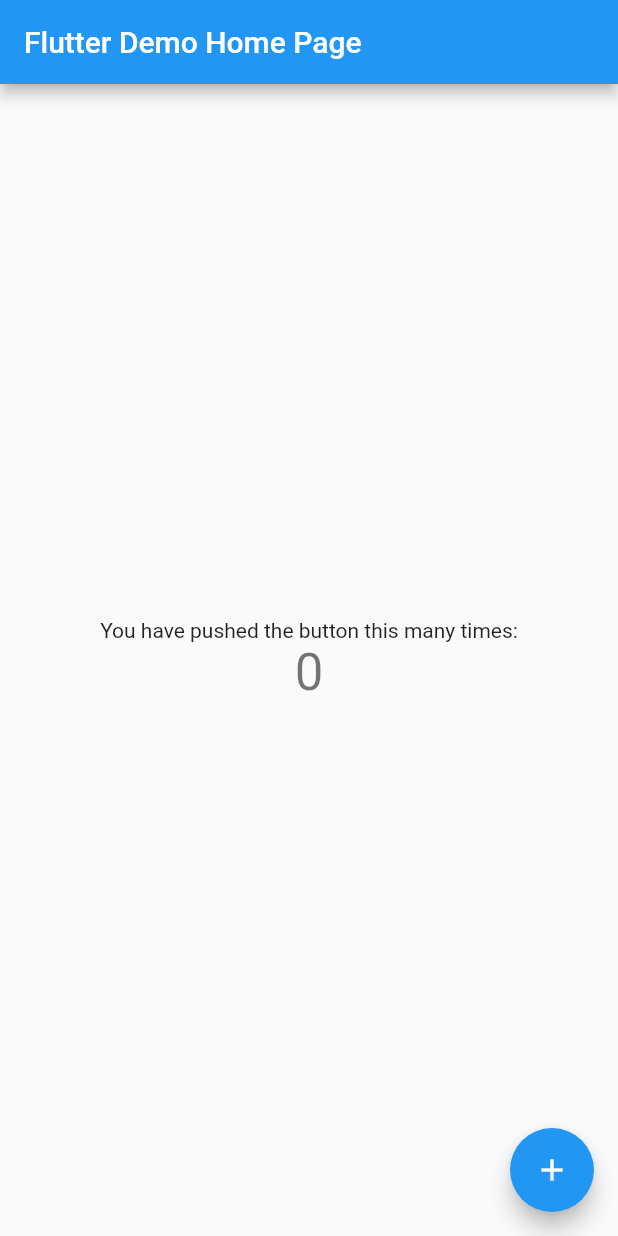
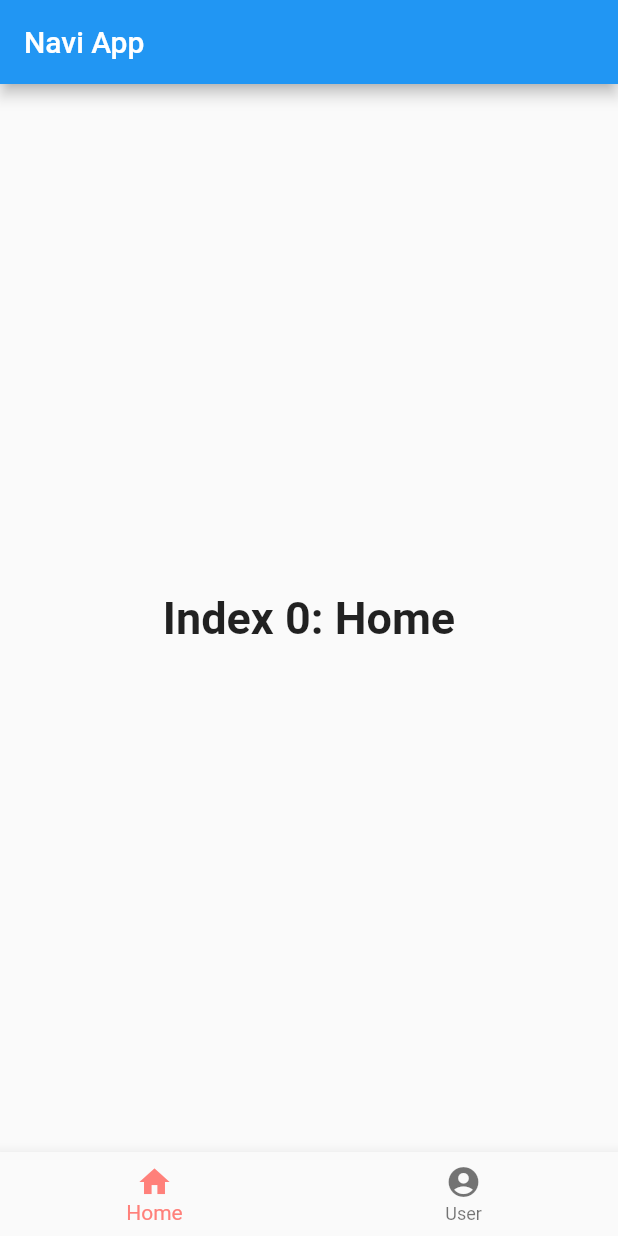
Before and after one commit to 2022-solution-challenge/PDG-fe-study-sy, a Flutter app: the screen it shows after launch, on a phone screen of 412 x 824 dp. Run offline on Flutter 3.47's test engine with Material 2 defaults, Android fonts, the phone set to English and light mode, and no system bars.

Commit message:
Add : navigator bar

```diff
--- /dev/null
+++ b/dart_tutorial/dart_tutorial_001/analysis_options.yaml
@@ -0,0 +1,30 @@
+# This file configures the static analysis results for your project (errors,
+# warnings, and lints).
+#
+# This enables the 'recommended' set of lints from `package:lints`.
+# This set helps identify many issues that may lead to problems when running
+# or consuming Dart code, and enforces writing Dart using a single, idiomatic
+# style and format.
+#
+# If you want a smaller set of lints you can change this to specify
+# 'package:lints/core.yaml'. These are just the most critical lints
+# (the recommended set includes the core lints).
+# The core lints are also what is used by pub.dev for scoring packages.
+
+include: package:lints/recommended.yaml
+
+# Uncomment the following section to specify additional rules.
+
+# linter:
+#   rules:
+#     - camel_case_types
+
+# analyzer:
+#   exclude:
+#     - path/to/excluded/files/**
+
+# For more information about the core and recommended set of lints, see
+# https://dart.dev/go/core-lints
+
+# For additional information about configuring this file, see
+# https://dart.dev/guides/language/analysis-options
--- /dev/null
+++ b/dart_tutorial/dart_tutorial_001/bin/dart_tutorial_001.dart
@@ -0,0 +1,9 @@
+import 'package:dart_tutorial_001/dart_tutorial_001.dart' as dart_tutorial_001;
+import 'dart:io';
+
+void main() {
+  stdout.writeln('What is yout name : ? ');
+  String? name = stdin.readLineSync();
+
+  print('Hello ' + '${name}');
+}
--- /dev/null
+++ b/dart_tutorial/dart_tutorial_001/lib/dart_tutorial_001.dart
@@ -0,0 +1,3 @@
+int calculate() {
+  return 6 * 7;
+}
--- a/flutter_test_app/lib/main.dart
+++ b/flutter_test_app/lib/main.dart
@@ -1,115 +1,73 @@
 import 'package:flutter/material.dart';
 
-void main() {
-  runApp(const MyApp());
-}
+void main() => runApp(const MyApp());
 
 class MyApp extends StatelessWidget {
   const MyApp({Key? key}) : super(key: key);
 
-  // This widget is the root of your application.
+  static const String _title = 'Flutter Code Sample';
+
   @override
   Widget build(BuildContext context) {
-    return MaterialApp(
-      title: 'Flutter Demo',
-      theme: ThemeData(
-        // This is the theme of your application.
-        //
-        // Try running your application with "flutter run". You'll see the
-        // application has a blue toolbar. Then, without quitting the app, try
-        // changing the primarySwatch below to Colors.green and then invoke
-        // "hot reload" (press "r" in the console where you ran "flutter run",
-        // or simply save your changes to "hot reload" in a Flutter IDE).
-        // Notice that the counter didn't reset back to zero; the application
-        // is not restarted.
-        primarySwatch: Colors.blue,
-      ),
-      home: const MyHomePage(title: 'Flutter Demo Home Page'),
+    return const MaterialApp(
+      title: _title,
+      home: MyStatefulWidget(),
     );
   }
 }
 
-class MyHomePage extends StatefulWidget {
-  const MyHomePage({Key? key, required this.title}) : super(key: key);
-
-  // This widget is the home page of your application. It is stateful, meaning
-  // that it has a State object (defined below) that contains fields that affect
-  // how it looks.
-
-  // This class is the configuration for the state. It holds the values (in this
-  // case the title) provided by the parent (in this case the App widget) and
-  // used by the build method of the State. Fields in a Widget subclass are
-  // always marked "final".
-
-  final String title;
+class MyStatefulWidget extends StatefulWidget {
+  const MyStatefulWidget({Key? key}) : super(key: key);
 
   @override
-  State<MyHomePage> createState() => _MyHomePageState();
+  State<MyStatefulWidget> createState() => _MyStatefulWidgetState();
 }
 
-class _MyHomePageState extends State<MyHomePage> {
-  int _counter = 0;
+class _MyStatefulWidgetState extends State<MyStatefulWidget> {
+  int _selectedIndex = 0;
+  static const TextStyle optionStyle =
+      TextStyle(fontSize: 30, fontWeight: FontWeight.bold);
+  static const List<Widget> _widgetOptions = <Widget>[
+    Text(
+      'Index 0: Home',
+      style: optionStyle,
+    ),
+    Text(
+      'Index 1: Business',
+      style: optionStyle,
+    ),
+  ];
 
-  void _incrementCounter() {
+  void _onItemTapped(int index) {
     setState(() {
-      // This call to setState tells the Flutter framework that something has
-      // changed in this State, which causes it to rerun the build method below
-      // so that the display can reflect the updated values. If we changed
-      // _counter without calling setState(), then the build method would not be
-      // called again, and so nothing would appear to happen.
-      _counter++;
+      _selectedIndex = index;
     });
   }
 
   @override
   Widget build(BuildContext context) {
-    // This method is rerun every time setState is called, for instance as done
-    // by the _incrementCounter method above.
-    //
-    // The Flutter framework has been optimized to make rerunning build methods
-    // fast, so that you can just rebuild anything that needs updating rather
-    // than having to individually change instances of widgets.
     return Scaffold(
       appBar: AppBar(
-        // Here we take the value from the MyHomePage object that was created by
-        // the App.build method, and use it to set our appbar title.
-        title: Text(widget.title),
+        title: const Text('Navi App'),
       ),
       body: Center(
-        // Center is a layout widget. It takes a single child and positions it
-        // in the middle of the parent.
-        child: Column(
-          // Column is also a layout widget. It takes a list of children and
-          // arranges them vertically. By default, it sizes itself to fit its
-          // children horizontally, and tries to be as tall as its parent.
-          //
-          // Invoke "debug painting" (press "p" in the console, choose the
-          // "Toggle Debug Paint" action from the Flutter Inspector in Android
-          // Studio, or the "Toggle Debug Paint" command in Visual Studio Code)
-          // to see the wireframe for each widget.
-          //
-          // Column has various properties to control how it sizes itself and
-          // how it positions its children. Here we use mainAxisAlignment to
-          // center the children vertically; the main axis here is the vertical
-          // axis because Columns are vertical (the cross axis would be
-          // horizontal).
-          mainAxisAlignment: MainAxisAlignment.center,
-          children: <Widget>[
-            const Text(
-              'You have pushed the button this many times:',
-            ),
-            Text(
-              '$_counter',
-              style: Theme.of(context).textTheme.headline4,
-            ),
-          ],
-        ),
+        child: _widgetOptions.elementAt(_selectedIndex),
       ),
-      floatingActionButton: FloatingActionButton(
-        onPressed: _incrementCounter,
-        tooltip: 'Increment',
-        child: const Icon(Icons.add),
-      ), // This trailing comma makes auto-formatting nicer for build methods.
+      bottomNavigationBar: BottomNavigationBar(
+        items: const <BottomNavigationBarItem>[
+          BottomNavigationBarItem(
+            icon: Icon(Icons.home),
+            label: 'Home',
+          ),
+          BottomNavigationBarItem(
+            icon: Icon(Icons.account_circle),
+            label: 'User',
+          ),
+        ],
+        currentIndex: _selectedIndex,
+        selectedItemColor: Color.fromARGB(255, 255, 128, 122),
+        onTap: _onItemTapped,
+      ),
     );
   }
 }
```
Also changed, not shown: dart_tutorial/dart_tutorial_001/pubspec.yaml (added, +15 -0 lines), dart_tutorial/dart_tutorial_001/pubspec.lock (added), 4 other files.
